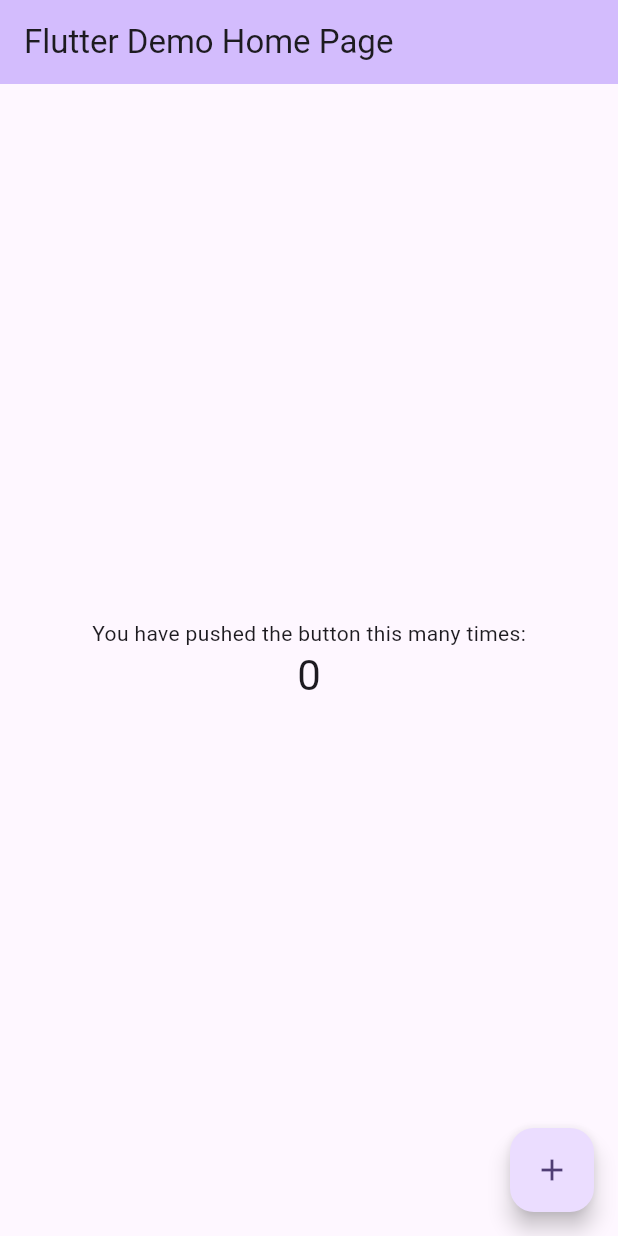
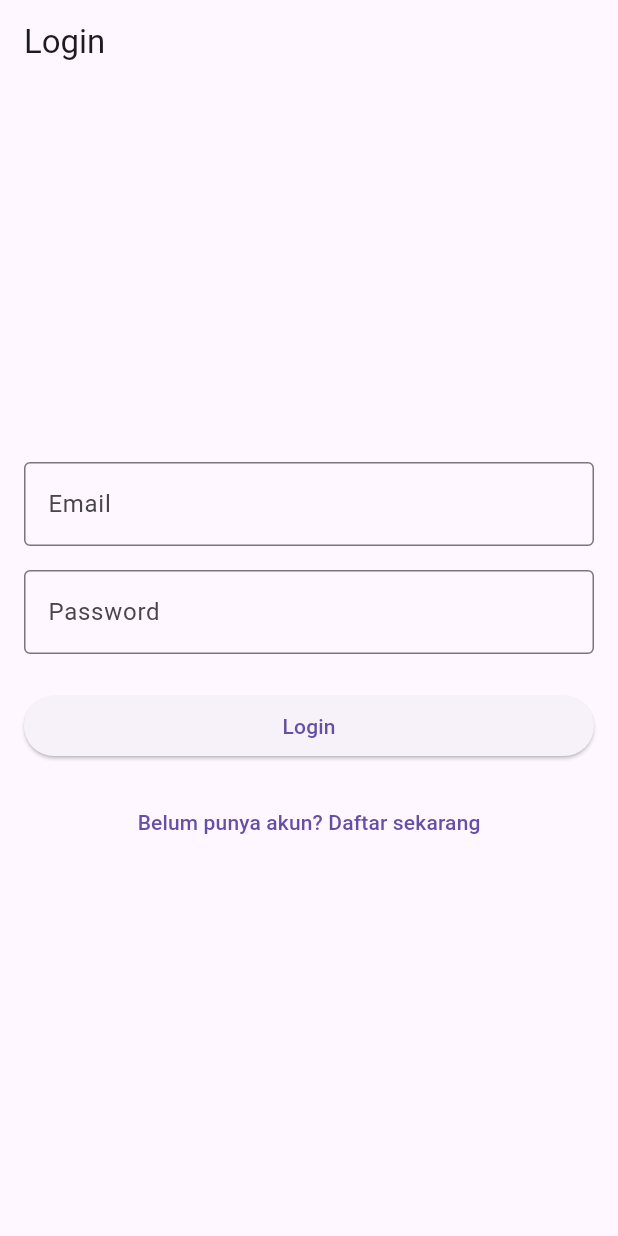
Before and after one commit to ugiprama/Komputasi-Mobile, a Flutter app: the screen it shows after launch, on a phone screen of 412 x 824 dp. Run offline on Flutter 3.47's test engine with Material 3 defaults, Android fonts, the phone set to English and light mode, and no system bars.

Commit message:
UI Login Register - Belum mengintegrasikan fungsional backend

```diff
--- a/lib/main.dart
+++ b/lib/main.dart
@@ -1,4 +1,5 @@
 import 'package:flutter/material.dart';
+import 'package:applaporwarga/views/auth/login_page.dart';
 
 void main() {
   runApp(const MyApp());
@@ -7,119 +8,15 @@
 class MyApp extends StatelessWidget {
   const MyApp({super.key});
 
-  // This widget is the root of your application.
   @override
   Widget build(BuildContext context) {
     return MaterialApp(
-      title: 'Flutter Demo',
+      title: 'Lapor Warga',
       theme: ThemeData(
-        // This is the theme of your application.
-        //
-        // TRY THIS: Try running your application with "flutter run". You'll see
-        // the application has a purple toolbar. Then, without quitting the app,
-        // try changing the seedColor in the colorScheme below to Colors.green
-        // and then invoke "hot reload" (save your changes or press the "hot
-        // reload" button in a Flutter-supported IDE, or press "r" if you used
-        // the command line to start the app).
-        //
-        // Notice that the counter didn't reset back to zero; the application
-        // state is not lost during the reload. To reset the state, use hot
-        // restart instead.
-        //
-        // This works for code too, not just values: Most code changes can be
-        // tested with just a hot reload.
-        colorScheme: ColorScheme.fromSeed(seedColor: Colors.deepPurple),
-        useMaterial3: true,
+        primarySwatch: Colors.blue,
       ),
-      home: const MyHomePage(title: 'Flutter Demo Home Page'),
+      // Halaman login akan menjadi halaman utama
+      home: const LoginPage(),
     );
   }
 }
-
-class MyHomePage extends StatefulWidget {
-  const MyHomePage({super.key, required this.title});
-
-  // This widget is the home page of your application. It is stateful, meaning
-  // that it has a State object (defined below) that contains fields that affect
-  // how it looks.
-
-  // This class is the configuration for the state. It holds the values (in this
-  // case the title) provided by the parent (in this case the App widget) and
-  // used by the build method of the State. Fields in a Widget subclass are
-  // always marked "final".
-
-  final String title;
-
-  @override
-  State<MyHomePage> createState() => _MyHomePageState();
-}
-
-class _MyHomePageState extends State<MyHomePage> {
-  int _counter = 0;
-
-  void _incrementCounter() {
-    setState(() {
-      // This call to setState tells the Flutter framework that something has
-      // changed in this State, which causes it to rerun the build method below
-      // so that the display can reflect the updated values. If we changed
-      // _counter without calling setState(), then the build method would not be
-      // called again, and so nothing would appear to happen.
-      _counter++;
-    });
-  }
-
-  @override
-  Widget build(BuildContext context) {
-    // This method is rerun every time setState is called, for instance as done
-    // by the _incrementCounter method above.
-    //
-    // The Flutter framework has been optimized to make rerunning build methods
-    // fast, so that you can just rebuild anything that needs updating rather
-    // than having to individually change instances of widgets.
-    return Scaffold(
-      appBar: AppBar(
-        // TRY THIS: Try changing the color here to a specific color (to
-        // Colors.amber, perhaps?) and trigger a hot reload to see the AppBar
-        // change color while the other colors stay the same.
-        backgroundColor: Theme.of(context).colorScheme.inversePrimary,
-        // Here we take the value from the MyHomePage object that was created by
-        // the App.build method, and use it to set our appbar title.
-        title: Text(widget.title),
-      ),
-      body: Center(
-        // Center is a layout widget. It takes a single child and positions it
-        // in the middle of the parent.
-        child: Column(
-          // Column is also a layout widget. It takes a list of children and
-          // arranges them vertically. By default, it sizes itself to fit its
-          // children horizontally, and tries to be as tall as its parent.
-          //
-          // Column has various properties to control how it sizes itself and
-          // how it positions its children. Here we use mainAxisAlignment to
-          // center the children vertically; the main axis here is the vertical
-          // axis because Columns are vertical (the cross axis would be
-          // horizontal).
-          //
-          // TRY THIS: Invoke "debug painting" (choose the "Toggle Debug Paint"
-          // action in the IDE, or press "p" in the console), to see the
-          // wireframe for each widget.
-          mainAxisAlignment: MainAxisAlignment.center,
-          children: <Widget>[
-            const Text(
-              'You have pushed the button this many times:',
-            ),
-            Text(
-              '$_counter',
-              style: Theme.of(context).textTheme.headlineMedium,
-            ),
-          ],
-        ),
-      ),
-      floatingActionButton: FloatingActionButton(
-        onPressed: _incrementCounter,
-        tooltip: 'Increment',
-        child: const Icon(Icons.add),
-      ), // This trailing comma makes auto-formatting nicer for build methods.
-    );
-  }
-}
--- a/lib/views/auth/login_page.dart
+++ b/lib/views/auth/login_page.dart
@@ -0,0 +1,69 @@
+import 'package:flutter/material.dart';
+import 'package:applaporwarga/views/auth/register_page.dart';
+import 'package:applaporwarga/views/user/home_user_page.dart';
+
+class LoginPage extends StatelessWidget {
+  const LoginPage({super.key});
+
+  @override
+  Widget build(BuildContext context) {
+    return Scaffold(
+      appBar: AppBar(
+        title: const Text('Login'),
+      ),
+      body: Padding(
+        padding: const EdgeInsets.all(16.0),
+        child: Center(
+          child: SingleChildScrollView(
+            child: Column(
+              mainAxisAlignment: MainAxisAlignment.center,
+              children: [
+                TextFormField(
+                  keyboardType: TextInputType.emailAddress,
+                  decoration: const InputDecoration(
+                    labelText: 'Email',
+                    border: OutlineInputBorder(),
+                  ),
+                ),
+                const SizedBox(height: 16.0),
+                TextFormField(
+                  obscureText: true,
+                  decoration: const InputDecoration(
+                    labelText: 'Password',
+                    border: OutlineInputBorder(),
+                  ),
+                ),
+                const SizedBox(height: 24.0),
+                SizedBox(
+                  width: double.infinity,
+                  child: ElevatedButton(
+                    onPressed: () {
+                      // Langsung navigasi ke halaman utama user untuk testing
+                      Navigator.pushReplacement(
+                        context,
+                        MaterialPageRoute(
+                            builder: (context) => const HomeUserPage()),
+                      );
+                    },
+                    child: const Text('Login'),
+                  ),
+                ),
+                const SizedBox(height: 16.0),
+                TextButton(
+                  onPressed: () {
+                    Navigator.push(
+                      context,
+                      MaterialPageRoute(
+                          builder: (context) => const RegisterPage()),
+                    );
+                  },
+                  child: const Text('Belum punya akun? Daftar sekarang'),
+                ),
+              ],
+            ),
+          ),
+        ),
+      ),
+    );
+  }
+}
```
Also changed, not shown: lib/views/auth/register_page.dart (+67 -0 lines), lib/views/laporan/laporan_form_page.dart (+17 -0 lines), lib/views/user/home_user_page.dart (added, +86 -0 lines).
